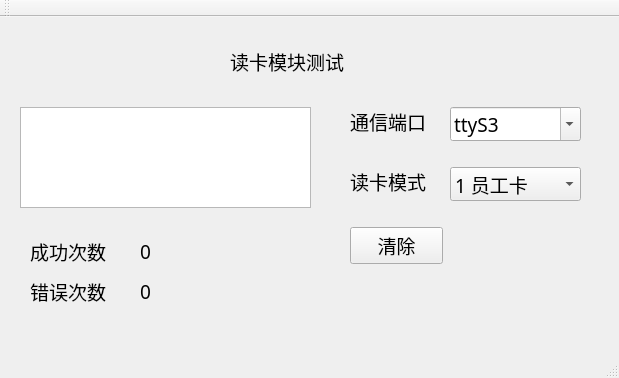
Above: rfid/mainwindow.ui from isliulin/QT43 before the change. Below: the same form after it.
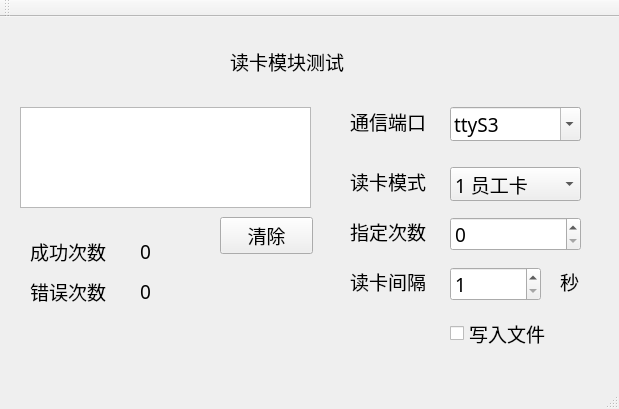
That is the form after the change.

What changed in the file:
```diff
--- a/rfid/mainwindow.ui
+++ b/rfid/mainwindow.ui
@@ -7,7 +7,7 @@
     <x>0</x>
     <y>0</y>
     <width>619</width>
-    <height>378</height>
+    <height>409</height>
    </rect>
   </property>
   <property name="font">
@@ -146,8 +146,8 @@
    <widget class="QPushButton" name="pushButton">
     <property name="geometry">
      <rect>
-      <x>350</x>
-      <y>210</y>
+      <x>220</x>
+      <y>200</y>
       <width>93</width>
       <height>37</height>
      </rect>
@@ -182,6 +182,93 @@
      <string>0</string>
     </property>
    </widget>
+   <widget class="QLabel" name="label_6">
+    <property name="geometry">
+     <rect>
+      <x>350</x>
+      <y>200</y>
+      <width>92</width>
+      <height>28</height>
+     </rect>
+    </property>
+    <property name="text">
+     <string>指定次数</string>
+    </property>
+   </widget>
+   <widget class="QLabel" name="label_7">
+    <property name="geometry">
+     <rect>
+      <x>350</x>
+      <y>250</y>
+      <width>92</width>
+      <height>28</height>
+     </rect>
+    </property>
+    <property name="text">
+     <string>读卡间隔</string>
+    </property>
+   </widget>
+   <widget class="QSpinBox" name="sb_cnt">
+    <property name="geometry">
+     <rect>
+      <x>450</x>
+      <y>200</y>
+      <width>131</width>
+      <height>34</height>
+     </rect>
+    </property>
+    <property name="toolTip">
+     <string>&lt;html&gt;&lt;head/&gt;&lt;body&gt;&lt;p&gt;0不限制次数&lt;/p&gt;&lt;/body&gt;&lt;/html&gt;</string>
+    </property>
+    <property name="maximum">
+     <number>10000</number>
+    </property>
+   </widget>
+   <widget class="QSpinBox" name="sb_ival">
+    <property name="geometry">
+     <rect>
+      <x>450</x>
+      <y>250</y>
+      <width>91</width>
+      <height>34</height>
+     </rect>
+    </property>
+    <property name="minimum">
+     <number>1</number>
+    </property>
+    <property name="maximum">
+     <number>10</number>
+    </property>
+    <property name="value">
+     <number>1</number>
+    </property>
+   </widget>
+   <widget class="QLabel" name="label_8">
+    <property name="geometry">
+     <rect>
+      <x>560</x>
+      <y>250</y>
+      <width>23</width>
+      <height>28</height>
+     </rect>
+    </property>
+    <property name="text">
+     <string>秒</string>
+    </property>
+   </widget>
+   <widget class="QCheckBox" name="cb_file">
+    <property name="geometry">
+     <rect>
+      <x>450</x>
+      <y>300</y>
+      <width>119</width>
+      <height>32</height>
+     </rect>
+    </property>
+    <property name="text">
+     <string>写入文件</string>
+    </property>
+   </widget>
   </widget>
   <widget class="QMenuBar" name="menuBar">
    <property name="geometry">
```
